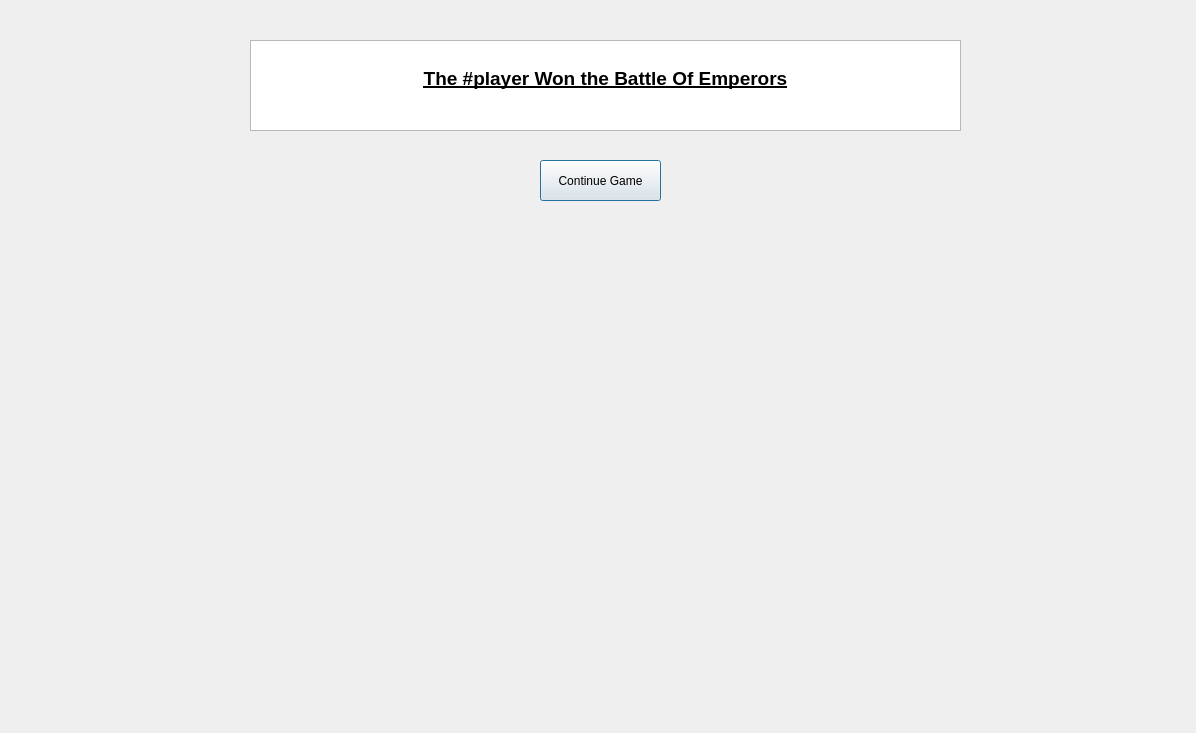
Matin0789/Condottiere-, file winner.ui: the form before one commit.
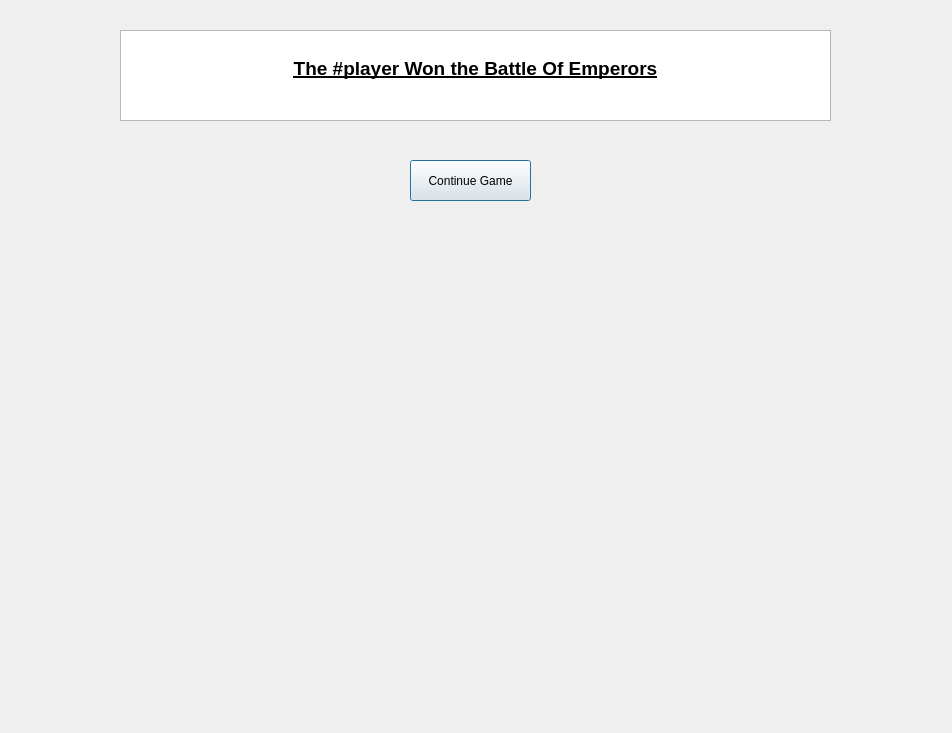
The form after the commit. Icons and pictures are not drawn.

Diff of the .ui file:
```diff
--- a/winner.ui
+++ b/winner.ui
@@ -6,7 +6,7 @@
    <rect>
     <x>0</x>
     <y>0</y>
-    <width>1196</width>
+    <width>952</width>
     <height>733</height>
    </rect>
   </property>
@@ -19,8 +19,8 @@
   <widget class="QTextEdit" name="textEdit">
    <property name="geometry">
     <rect>
-     <x>250</x>
-     <y>40</y>
+     <x>120</x>
+     <y>30</y>
      <width>711</width>
      <height>91</height>
     </rect>
@@ -44,7 +44,7 @@
   <widget class="QPushButton" name="pushButton_3">
    <property name="geometry">
     <rect>
-     <x>540</x>
+     <x>410</x>
      <y>160</y>
      <width>121</width>
      <height>41</height>
```
Left out of the diff: 2 changed lines with no effect on the pictures.
